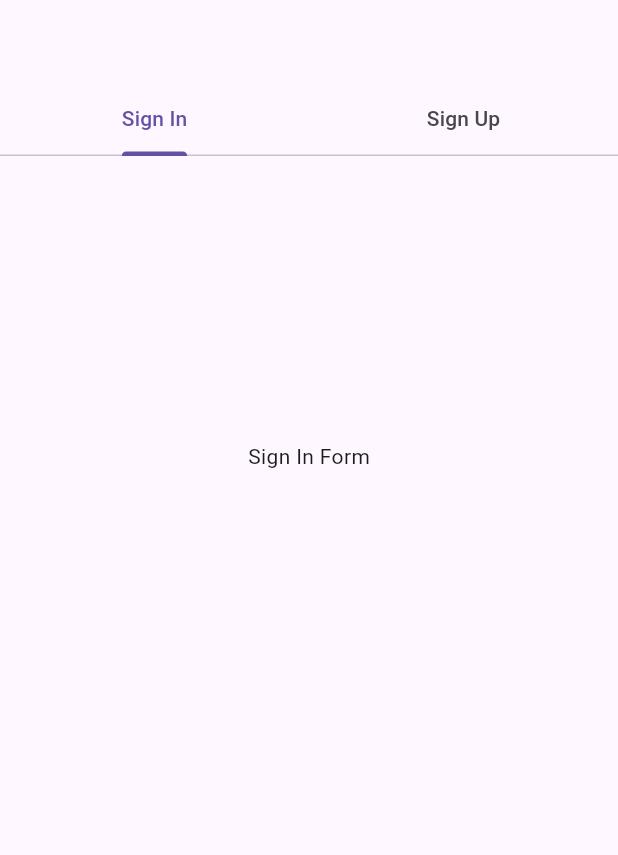
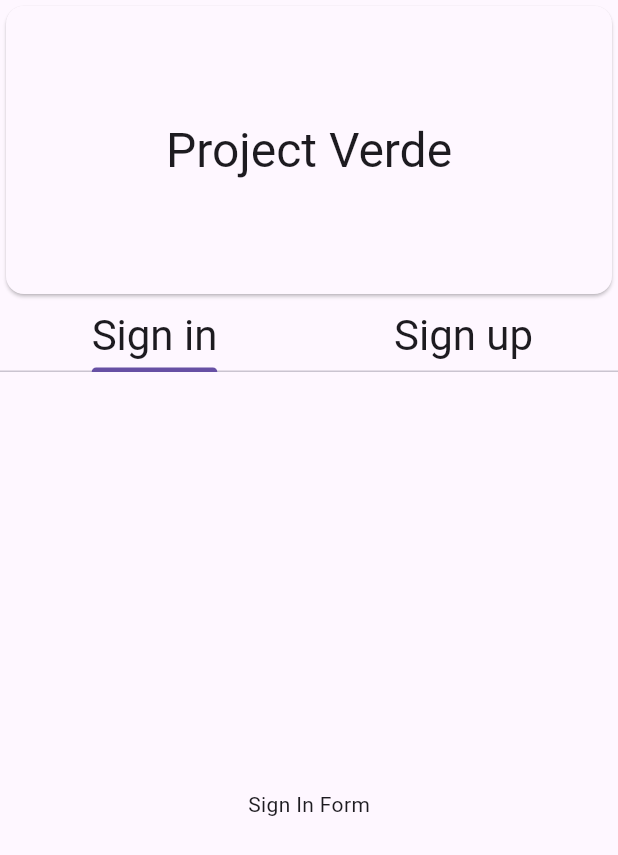
Before and after one commit to Astrobotical/projectVerde, a Flutter app: the screen it shows after launch, on a phone screen of 412 x 824 dp. Shown: the top 855 px of the screen. Run offline on Flutter 3.47's test engine with Material 3 defaults, Android fonts, the phone set to English and light mode, and no system bars; our stand-ins replace bloc, flutter_bloc.

Commit message:
#Added: the backend server and modified the auth Main

```diff
--- a/lib/authentication/authMain.dart
+++ b/lib/authentication/authMain.dart
@@ -1,27 +1,70 @@
 import 'package:flutter/material.dart';
+import 'package:flutter_bloc/flutter_bloc.dart';
 import 'package:projectverde/authentication/signUp/registrationtoggle.dart';
+import 'package:projectverde/state/authentication/authentication_bloc.dart';
 
-class authMain extends StatelessWidget {
+class authMain extends StatefulWidget {
   const authMain({super.key});
 
   @override
+  State<authMain> createState() => _authMainState();
+}
+
+class _authMainState extends State<authMain> with TickerProviderStateMixin {
+  late final TabController _tabController;
+  @override
+  void initState() {
+    super.initState();
+    _tabController = TabController(length: 2, vsync: this);
+  }
+
+  @override
+  void dispose() {
+    _tabController.dispose();
+    super.dispose();
+  }
+  @override
   Widget build(BuildContext context) {
-    return DefaultTabController(
+    final blocContext= context.read<AuthenticationBloc>();
+    return  Scaffold(
+        body: Column(
+  children: [
+    SizedBox(
+      height: 200,
+      child: Card(
+        color: Theme.of(context).colorScheme.surface,
+        child: Column(
+          mainAxisAlignment: MainAxisAlignment.center,
+          children: [
+            Center(
+              child: Text("Project Verde",
+                  style: Theme.of(context).textTheme.headlineLarge)),
+          ],
+        ),
+      ),
+    ),
+    DefaultTabController(
+          initialIndex: 1,
           length: 2,
-      child: Scaffold(
-        appBar: AppBar(
-          bottom: TabBar(tabs: [Tab(text: 'Sign In'), Tab(text: 'Sign Up')]),
-        ),
-        body: SingleChildScrollView(
+          child: Expanded( // Wrap this with Expanded
             child: Column(
               children: [
-              SizedBox(
-                height: 400, // Adjust height as needed
+                TabBar(
+                  controller: _tabController,
+                  tabs: <Widget>[
+                    Tab(
+                        child: Text('Sign in',
+                            style: Theme.of(context).textTheme.headlineMedium)),
+                    Tab(
+                        child: Text('Sign up',
+                            style: Theme.of(context).textTheme.headlineMedium)),
+                  ],
+                ),
+                Expanded( // Ensure TabBarView takes up remaining space
                   child: TabBarView(
+                    controller: _tabController,
                     children: [
-
                       Center(child: Text('Sign In Form')),
-
                       Registrationtoggle(),
                     ],
                   ),
@@ -30,6 +73,8 @@ class authMain extends StatelessWidget {
             ),
           ),
         ),
+      ]
+      ),
     );
   }
 }
--- a/lib/state/authentication/authentication_bloc.dart
+++ b/lib/state/authentication/authentication_bloc.dart
@@ -1,4 +1,5 @@
 import 'package:bloc/bloc.dart';
+import 'package:flutter/material.dart';
 import 'package:meta/meta.dart';
 
 part 'authentication_event.dart';
```
Lines whose indentation alone changed are shown as unchanged.
